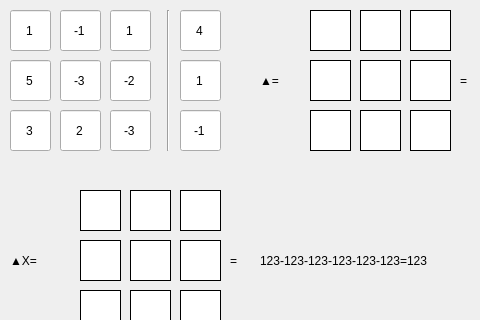
This is win.ui in Kopatychub/Matrix_PyQt6 as Qt 5 draws it before an edit; both pictures show x 0 to 480 and y 0 to 320 of the 900 by 701 pixel window. The edited form follows.
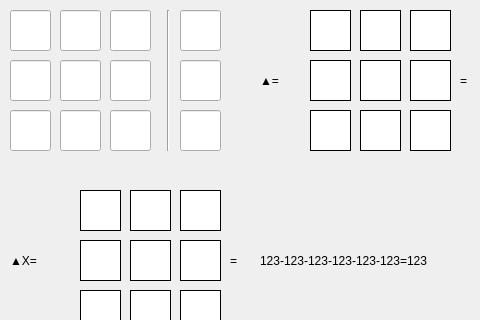
This is the edited form.

The edit to the form file:
```diff
--- a/win.ui
+++ b/win.ui
@@ -24,7 +24,7 @@
      </rect>
     </property>
     <property name="text">
-     <string>1</string>
+     <string/>
     </property>
     <property name="maxLength">
      <number>2</number>
@@ -43,7 +43,7 @@
      </rect>
     </property>
     <property name="text">
-     <string>-1</string>
+     <string/>
     </property>
     <property name="maxLength">
      <number>2</number>
@@ -62,7 +62,7 @@
      </rect>
     </property>
     <property name="text">
-     <string>1</string>
+     <string/>
     </property>
     <property name="maxLength">
      <number>2</number>
@@ -81,7 +81,7 @@
      </rect>
     </property>
     <property name="text">
-     <string>5</string>
+     <string/>
     </property>
     <property name="maxLength">
      <number>2</number>
@@ -100,7 +100,7 @@
      </rect>
     </property>
     <property name="text">
-     <string>-3</string>
+     <string/>
     </property>
     <property name="maxLength">
      <number>2</number>
@@ -119,7 +119,7 @@
      </rect>
     </property>
     <property name="text">
-     <string>-2</string>
+     <string/>
     </property>
     <property name="maxLength">
      <number>2</number>
@@ -138,7 +138,7 @@
      </rect>
     </property>
     <property name="text">
-     <string>3</string>
+     <string/>
     </property>
     <property name="maxLength">
      <number>2</number>
@@ -157,7 +157,7 @@
      </rect>
     </property>
     <property name="text">
-     <string>2</string>
+     <string/>
     </property>
     <property name="maxLength">
      <number>2</number>
@@ -176,7 +176,7 @@
      </rect>
     </property>
     <property name="text">
-     <string>-3</string>
+     <string/>
     </property>
     <property name="maxLength">
      <number>2</number>
@@ -195,7 +195,7 @@
      </rect>
     </property>
     <property name="text">
-     <string>4</string>
+     <string/>
     </property>
     <property name="maxLength">
      <number>2</number>
@@ -214,7 +214,7 @@
      </rect>
     </property>
     <property name="text">
-     <string>1</string>
+     <string/>
     </property>
     <property name="maxLength">
      <number>2</number>
@@ -233,7 +233,7 @@
      </rect>
     </property>
     <property name="text">
-     <string>-1</string>
+     <string/>
     </property>
     <property name="maxLength">
      <number>2</number>
```
